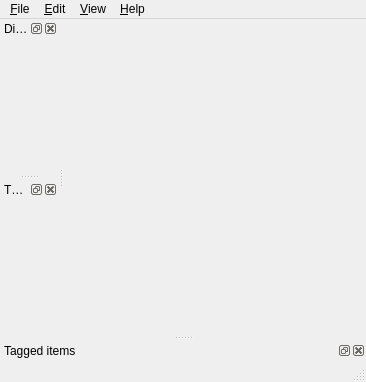
Above: aardview/aardview.ui from bwachter/aardview before the change. Below: the same form after it.
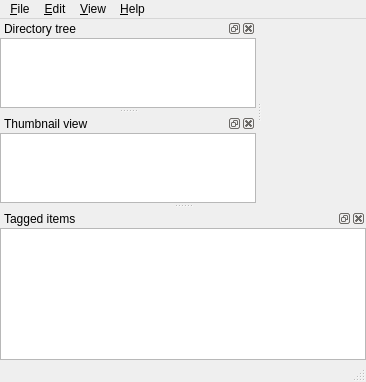
That is the form after the change. Custom widgets are drawn as their Qt base class.

Commit message: moved more ui to designer

What changed in the file:
```diff
--- a/aardview/aardview.ui
+++ b/aardview/aardview.ui
@@ -76,7 +76,26 @@
    <attribute name="dockWidgetArea">
     <number>1</number>
    </attribute>
-   <widget class="QWidget" name="dockWidgetContents"/>
+   <widget class="QWidget" name="dockWidgetContents">
+    <layout class="QVBoxLayout" name="verticalLayout_4">
+     <property name="spacing">
+      <number>0</number>
+     </property>
+     <property name="margin">
+      <number>0</number>
+     </property>
+     <item>
+      <layout class="QVBoxLayout" name="verticalLayout_3">
+       <property name="spacing">
+        <number>0</number>
+       </property>
+       <item>
+        <widget class="ATreeView" name="dirView"/>
+       </item>
+      </layout>
+     </item>
+    </layout>
+   </widget>
   </widget>
   <widget class="QDockWidget" name="dockTreeView">
    <property name="allowedAreas">
@@ -88,7 +107,26 @@
    <attribute name="dockWidgetArea">
     <number>1</number>
    </attribute>
-   <widget class="QWidget" name="dockWidgetContents_2"/>
+   <widget class="QWidget" name="dockWidgetContents_2">
+    <layout class="QVBoxLayout" name="verticalLayout_2">
+     <property name="spacing">
+      <number>0</number>
+     </property>
+     <property name="margin">
+      <number>0</number>
+     </property>
+     <item>
+      <layout class="QVBoxLayout" name="verticalLayout">
+       <property name="spacing">
+        <number>0</number>
+       </property>
+       <item>
+        <widget class="AListView" name="tnView"/>
+       </item>
+      </layout>
+     </item>
+    </layout>
+   </widget>
   </widget>
   <widget class="QDockWidget" name="dockTaggedItems">
    <property name="windowTitle">
@@ -97,7 +135,23 @@
    <attribute name="dockWidgetArea">
     <number>8</number>
    </attribute>
-   <widget class="QWidget" name="dockWidgetContents_3"/>
+   <widget class="QWidget" name="dockWidgetContents_3">
+    <layout class="QVBoxLayout" name="verticalLayout_6">
+     <property name="spacing">
+      <number>0</number>
+     </property>
+     <property name="margin">
+      <number>0</number>
+     </property>
+     <item>
+      <layout class="QVBoxLayout" name="verticalLayout_5">
+       <item>
+        <widget class="AListView" name="tagView"/>
+       </item>
+      </layout>
+     </item>
+    </layout>
+   </widget>
   </widget>
   <action name="actionOpen">
    <property name="text">
@@ -214,6 +268,18 @@
    </property>
   </action>
  </widget>
+ <customwidgets>
+  <customwidget>
+   <class>AListView</class>
+   <extends>QListView</extends>
+   <header>alistview.h</header>
+  </customwidget>
+  <customwidget>
+   <class>ATreeView</class>
+   <extends>QTreeView</extends>
+   <header>atreeview.h</header>
+  </customwidget>
+ </customwidgets>
  <resources/>
  <connections>
   <connection>
```
The commit also changes 3 other files.
